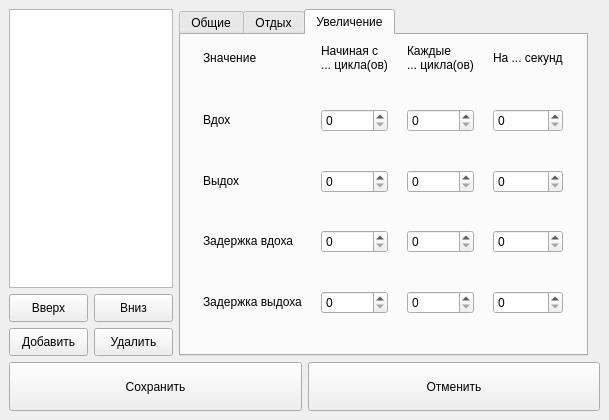
Before: the Qt Designer form src/SettingsWindow/settings.ui in dvarubla/breathe_trainer, drawn with Qt 5.
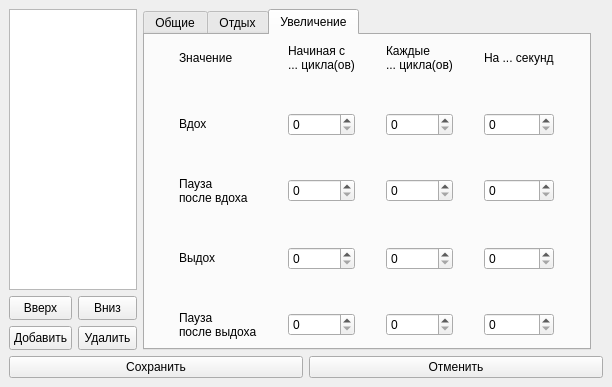
After: the same form once the commit is applied. The open tabs and pages were chosen to show the change. Icons and pictures are not drawn.

Commit message: Better interface

```diff
--- a/src/SettingsWindow/settings.ui
+++ b/src/SettingsWindow/settings.ui
@@ -6,84 +6,62 @@
    <rect>
     <x>0</x>
     <y>0</y>
-    <width>609</width>
-    <height>420</height>
+    <width>612</width>
+    <height>387</height>
    </rect>
   </property>
   <property name="windowTitle">
    <string>Настройки профилей</string>
   </property>
   <widget class="QWidget" name="centralwidget">
-   <layout class="QGridLayout" name="gridLayout" rowstretch="7,1" columnstretch="2,5,0,0">
-    <item row="0" column="3">
-     <layout class="QGridLayout" name="gridLayout_2"/>
-    </item>
-    <item row="1" column="0" colspan="4">
-     <layout class="QHBoxLayout" name="horizontalLayout">
-      <item>
-       <widget class="QPushButton" name="saveButton">
-        <property name="sizePolicy">
-         <sizepolicy hsizetype="Minimum" vsizetype="Minimum">
-          <horstretch>0</horstretch>
-          <verstretch>0</verstretch>
-         </sizepolicy>
-        </property>
-        <property name="toolTip">
-         <string>Сохранить изменения</string>
-        </property>
-        <property name="styleSheet">
-         <string notr="true">text-align:center</string>
-        </property>
-        <property name="text">
-         <string>Сохранить</string>
-        </property>
-        <property name="icon">
-         <iconset resource="../../res/resources.qrc">
-          <normaloff>:/images/save_button.png</normaloff>:/images/save_button.png</iconset>
-        </property>
-        <property name="iconSize">
-         <size>
-          <width>16</width>
-          <height>16</height>
-         </size>
-        </property>
-       </widget>
-      </item>
-      <item>
-       <widget class="QPushButton" name="cancelButton">
-        <property name="sizePolicy">
-         <sizepolicy hsizetype="Minimum" vsizetype="Minimum">
-          <horstretch>0</horstretch>
-          <verstretch>0</verstretch>
-         </sizepolicy>
-        </property>
-        <property name="toolTip">
-         <string>Отменить изменения</string>
-        </property>
-        <property name="styleSheet">
-         <string notr="true">text-align:center</string>
-        </property>
-        <property name="text">
-         <string>Отменить</string>
-        </property>
-        <property name="icon">
-         <iconset resource="../../res/resources.qrc">
-          <normaloff>:/images/cancel_button.png</normaloff>:/images/cancel_button.png</iconset>
-        </property>
-        <property name="iconSize">
-         <size>
-          <width>16</width>
-          <height>16</height>
-         </size>
-        </property>
-       </widget>
-      </item>
-     </layout>
-    </item>
+   <layout class="QGridLayout" name="gridLayout" rowstretch="7,0" columnstretch="2,7,0,0">
     <item row="0" column="0">
-     <layout class="QGridLayout" name="gridLayout_3" rowstretch="10,1,1">
-      <item row="0" column="0" colspan="2">
-       <widget class="QListWidget" name="profilesList"/>
+     <layout class="QGridLayout" name="gridLayout_3" rowstretch="10,0,0">
+      <item row="2" column="0">
+       <widget class="QPushButton" name="addBtn">
+        <property name="sizePolicy">
+         <sizepolicy hsizetype="Minimum" vsizetype="Minimum">
+          <horstretch>0</horstretch>
+          <verstretch>0</verstretch>
+         </sizepolicy>
+        </property>
+        <property name="toolTip">
+         <string>Добавить профиль</string>
+        </property>
+        <property name="styleSheet">
+         <string notr="true">text-align: center; padding: 4px;</string>
+        </property>
+        <property name="text">
+         <string>Добавить</string>
+        </property>
+        <property name="icon">
+         <iconset resource="../../res/resources.qrc">
+          <normaloff>:/images/add_button.png</normaloff>:/images/add_button.png</iconset>
+        </property>
+       </widget>
+      </item>
+      <item row="2" column="1">
+       <widget class="QPushButton" name="deleteButton">
+        <property name="sizePolicy">
+         <sizepolicy hsizetype="Minimum" vsizetype="Minimum">
+          <horstretch>0</horstretch>
+          <verstretch>0</verstretch>
+         </sizepolicy>
+        </property>
+        <property name="toolTip">
+         <string>Удалить профиль</string>
+        </property>
+        <property name="styleSheet">
+         <string notr="true">text-align: center; padding: 4px;</string>
+        </property>
+        <property name="text">
+         <string>Удалить</string>
+        </property>
+        <property name="icon">
+         <iconset resource="../../res/resources.qrc">
+          <normaloff>:/images/delete_button.png</normaloff>:/images/delete_button.png</iconset>
+        </property>
+       </widget>
       </item>
       <item row="1" column="0">
        <widget class="QPushButton" name="moveUpBtn">
@@ -131,8 +109,15 @@
         </property>
        </widget>
       </item>
-      <item row="2" column="1">
-       <widget class="QPushButton" name="deleteButton">
+      <item row="0" column="0" colspan="2">
+       <widget class="QListWidget" name="profilesList"/>
+      </item>
+     </layout>
+    </item>
+    <item row="1" column="0" colspan="4">
+     <layout class="QHBoxLayout" name="horizontalLayout">
+      <item>
+       <widget class="QPushButton" name="saveButton">
         <property name="sizePolicy">
          <sizepolicy hsizetype="Minimum" vsizetype="Minimum">
           <horstretch>0</horstretch>
@@ -143,19 +128,25 @@
          <string>Удалить профиль</string>
         </property>
         <property name="styleSheet">
-         <string notr="true">text-align: center; padding: 4px;</string>
+         <string notr="true">text-align:center</string>
         </property>
         <property name="text">
-         <string>Удалить</string>
+         <string>Сохранить</string>
         </property>
         <property name="icon">
          <iconset resource="../../res/resources.qrc">
-          <normaloff>:/images/delete_button.png</normaloff>:/images/delete_button.png</iconset>
+          <normaloff>:/images/save_button.png</normaloff>:/images/save_button.png</iconset>
+        </property>
+        <property name="iconSize">
+         <size>
+          <width>16</width>
+          <height>16</height>
+         </size>
         </property>
        </widget>
       </item>
-      <item row="2" column="0">
-       <widget class="QPushButton" name="addBtn">
+      <item>
+       <widget class="QPushButton" name="cancelButton">
         <property name="sizePolicy">
          <sizepolicy hsizetype="Minimum" vsizetype="Minimum">
           <horstretch>0</horstretch>
@@ -166,14 +157,20 @@
          <string>Добавить профиль</string>
         </property>
         <property name="styleSheet">
-         <string notr="true">text-align: center; padding: 4px;</string>
+         <string notr="true">text-align:center</string>
         </property>
         <property name="text">
-         <string>Добавить</string>
+         <string>Отменить</string>
         </property>
         <property name="icon">
          <iconset resource="../../res/resources.qrc">
-          <normaloff>:/images/add_button.png</normaloff>:/images/add_button.png</iconset>
+          <normaloff>:/images/cancel_button.png</normaloff>:/images/cancel_button.png</iconset>
+        </property>
+        <property name="iconSize">
+         <size>
+          <width>16</width>
+          <height>16</height>
+         </size>
         </property>
        </widget>
       </item>
@@ -487,223 +484,8 @@
        <attribute name="title">
         <string>Увеличение</string>
        </attribute>
-       <layout class="QGridLayout" name="gridLayout_5">
-        <item row="5" column="0">
-         <spacer name="verticalSpacer_3">
-          <property name="orientation">
-           <enum>Qt::Vertical</enum>
-          </property>
-          <property name="sizeHint" stdset="0">
-           <size>
-            <width>20</width>
-            <height>40</height>
-           </size>
-          </property>
-         </spacer>
-        </item>
-        <item row="7" column="0">
-         <spacer name="verticalSpacer_4">
-          <property name="orientation">
-           <enum>Qt::Vertical</enum>
-          </property>
-          <property name="sizeHint" stdset="0">
-           <size>
-            <width>20</width>
-            <height>40</height>
-           </size>
-          </property>
-         </spacer>
-        </item>
-        <item row="8" column="3">
-         <widget class="QSpinBox" name="exhalePauseDeltaEdit">
-          <property name="sizePolicy">
-           <sizepolicy hsizetype="Minimum" vsizetype="Fixed">
-            <horstretch>0</horstretch>
-            <verstretch>0</verstretch>
-           </sizepolicy>
-          </property>
-          <property name="toolTip">
-           <string>На сколько секунд увеличивать паузу после выдоха</string>
-          </property>
-          <property name="maximum">
-           <number>999</number>
-          </property>
-         </widget>
-        </item>
-        <item row="4" column="2">
-         <widget class="QSpinBox" name="exhaleEveryEdit">
-          <property name="sizePolicy">
-           <sizepolicy hsizetype="Minimum" vsizetype="Fixed">
-            <horstretch>0</horstretch>
-            <verstretch>0</verstretch>
-           </sizepolicy>
-          </property>
-          <property name="toolTip">
-           <string>Периодичность увеличения для выдоха</string>
-          </property>
-          <property name="maximum">
-           <number>999</number>
-          </property>
-         </widget>
-        </item>
-        <item row="4" column="3">
-         <widget class="QSpinBox" name="exhaleDeltaEdit">
-          <property name="sizePolicy">
-           <sizepolicy hsizetype="Minimum" vsizetype="Fixed">
-            <horstretch>0</horstretch>
-            <verstretch>0</verstretch>
-           </sizepolicy>
-          </property>
-          <property name="toolTip">
-           <string>На сколько секунд увеличивать выдох</string>
-          </property>
-          <property name="maximum">
-           <number>999</number>
-          </property>
-         </widget>
-        </item>
-        <item row="6" column="0">
-         <widget class="QLabel" name="label_11">
-          <property name="sizePolicy">
-           <sizepolicy hsizetype="Preferred" vsizetype="Fixed">
-            <horstretch>0</horstretch>
-            <verstretch>0</verstretch>
-           </sizepolicy>
-          </property>
-          <property name="text">
-           <string>Задержка вдоха</string>
-          </property>
-         </widget>
-        </item>
-        <item row="6" column="1">
-         <widget class="QSpinBox" name="inhalePauseBeginEdit">
-          <property name="sizePolicy">
-           <sizepolicy hsizetype="Minimum" vsizetype="Fixed">
-            <horstretch>0</horstretch>
-            <verstretch>0</verstretch>
-           </sizepolicy>
-          </property>
-          <property name="toolTip">
-           <string>Начиная с какого цикла увеличивать паузу после вдоха</string>
-          </property>
-          <property name="maximum">
-           <number>999</number>
-          </property>
-          <property name="value">
-           <number>0</number>
-          </property>
-         </widget>
-        </item>
-        <item row="6" column="2">
-         <widget class="QSpinBox" name="inhalePauseEveryEdit">
-          <property name="sizePolicy">
-           <sizepolicy hsizetype="Minimum" vsizetype="Fixed">
-            <horstretch>0</horstretch>
-            <verstretch>0</verstretch>
-           </sizepolicy>
-          </property>
-          <property name="toolTip">
-           <string>Периодичность увеличения для паузы после вдоха</string>
-          </property>
-          <property name="maximum">
-           <number>999</number>
-          </property>
-         </widget>
-        </item>
-        <item row="6" column="3">
-         <widget class="QSpinBox" name="inhalePauseDeltaEdit">
-          <property name="sizePolicy">
-           <sizepolicy hsizetype="Minimum" vsizetype="Fixed">
-            <horstretch>0</horstretch>
-            <verstretch>0</verstretch>
-           </sizepolicy>
-          </property>
-          <property name="toolTip">
-           <string>На сколько секунд увеличивать паузу после вдоха</string>
-          </property>
-          <property name="maximum">
-           <number>999</number>
-          </property>
-         </widget>
-        </item>
-        <item row="8" column="0">
-         <widget class="QLabel" name="label_12">
-          <property name="sizePolicy">
-           <sizepolicy hsizetype="Preferred" vsizetype="Fixed">
-            <horstretch>0</horstretch>
-            <verstretch>0</verstretch>
-           </sizepolicy>
-          </property>
-          <property name="text">
-           <string>Задержка выдоха</string>
-          </property>
-         </widget>
-        </item>
-        <item row="8" column="1">
-         <widget class="QSpinBox" name="exhalePauseBeginEdit">
-          <property name="sizePolicy">
-           <sizepolicy hsizetype="Minimum" vsizetype="Fixed">
-            <horstretch>0</horstretch>
-            <verstretch>0</verstretch>
-           </sizepolicy>
-          </property>
-          <property name="toolTip">
-           <string>Начиная с какого цикла увеличивать паузу после выдоха</string>
-          </property>
-          <property name="maximum">
-           <number>999</number>
-          </property>
-          <property name="value">
-           <number>0</number>
-          </property>
-         </widget>
-        </item>
-        <item row="8" column="2">
-         <widget class="QSpinBox" name="exhalePauseEveryEdit">
-          <property name="sizePolicy">
-           <sizepolicy hsizetype="Minimum" vsizetype="Fixed">
-            <horstretch>0</horstretch>
-            <verstretch>0</verstretch>
-           </sizepolicy>
-          </property>
-          <property name="toolTip">
-           <string>Периодичность увеличения для паузы после выдоха</string>
-          </property>
-          <property name="maximum">
-           <number>999</number>
-          </property>
-         </widget>
-        </item>
-        <item row="0" column="3">
-         <widget class="QLabel" name="label_8">
-          <property name="enabled">
-           <bool>true</bool>
-          </property>
-          <property name="sizePolicy">
-           <sizepolicy hsizetype="Fixed" vsizetype="Fixed">
-            <horstretch>0</horstretch>
-            <verstretch>0</verstretch>
-           </sizepolicy>
-          </property>
-          <property name="text">
-           <string>На ... секунд</string>
-          </property>
-         </widget>
-        </item>
-        <item row="1" column="0">
-         <spacer name="verticalSpacer">
-          <property name="orientation">
-           <enum>Qt::Vertical</enum>
-          </property>
-          <property name="sizeHint" stdset="0">
-           <size>
-            <width>20</width>
-            <height>40</height>
-           </size>
-          </property>
-         </spacer>
-        </item>
-        <item row="2" column="0">
+       <layout class="QGridLayout" name="gridLayout_2">
+        <item row="2" column="1">
          <widget class="QLabel" name="label_6">
           <property name="sizePolicy">
            <sizepolicy hsizetype="Preferred" vsizetype="Fixed">
@@ -716,7 +498,7 @@
           </property>
          </widget>
         </item>
-        <item row="2" column="1">
+        <item row="2" column="2">
          <widget class="QSpinBox" name="inhaleBeginEdit">
           <property name="sizePolicy">
            <sizepolicy hsizetype="Minimum" vsizetype="Fixed">
@@ -735,23 +517,7 @@
           </property>
          </widget>
         </item>
-        <item row="2" column="2">
-         <widget class="QSpinBox" name="inhaleEveryEdit">
-          <property name="sizePolicy">
-           <sizepolicy hsizetype="Minimum" vsizetype="Fixed">
-            <horstretch>0</horstretch>
-            <verstretch>0</verstretch>
-           </sizepolicy>
-          </property>
-          <property name="toolTip">
-           <string>Периодичность увеличения для вдоха</string>
-          </property>
-          <property name="maximum">
-           <number>999</number>
-          </property>
-         </widget>
-        </item>
-        <item row="2" column="3">
+        <item row="2" column="4">
          <widget class="QSpinBox" name="inhaleDeltaEdit">
           <property name="sizePolicy">
            <sizepolicy hsizetype="Minimum" vsizetype="Fixed">
@@ -767,33 +533,7 @@
           </property>
          </widget>
         </item>
-        <item row="3" column="0">
-         <spacer name="verticalSpacer_2">
-          <property name="orientation">
-           <enum>Qt::Vertical</enum>
-          </property>
-          <property name="sizeHint" stdset="0">
-           <size>
-            <width>20</width>
-            <height>40</height>
-           </size>
-          </property>
-         </spacer>
-        </item>
-        <item row="4" column="0">
-         <widget class="QLabel" name="label_10">
-          <property name="sizePolicy">
-           <sizepolicy hsizetype="Preferred" vsizetype="Fixed">
-            <horstretch>0</horstretch>
-            <verstretch>0</verstretch>
-           </sizepolicy>
-          </property>
-          <property name="text">
-           <string>Выдох</string>
-          </property>
-         </widget>
-        </item>
-        <item row="4" column="1">
+        <item row="8" column="2">
          <widget class="QSpinBox" name="exhaleBeginEdit">
           <property name="sizePolicy">
            <sizepolicy hsizetype="Minimum" vsizetype="Fixed">
@@ -812,24 +552,69 @@
           </property>
          </widget>
         </item>
+        <item row="10" column="3">
+         <widget class="QSpinBox" name="exhalePauseEveryEdit">
+          <property name="sizePolicy">
+           <sizepolicy hsizetype="Minimum" vsizetype="Fixed">
+            <horstretch>0</horstretch>
+            <verstretch>0</verstretch>
+           </sizepolicy>
+          </property>
+          <property name="toolTip">
+           <string>Периодичность увеличения для паузы после выдоха</string>
+          </property>
+          <property name="maximum">
+           <number>999</number>
+          </property>
+         </widget>
+        </item>
+        <item row="1" column="1">
+         <spacer name="verticalSpacer">
+          <property name="orientation">
+           <enum>Qt::Vertical</enum>
+          </property>
+          <property name="sizeHint" stdset="0">
+           <size>
+            <width>20</width>
+            <height>40</height>
+           </size>
+          </property>
+         </spacer>
+        </item>
+        <item row="10" column="1">
+         <widget class="QLabel" name="label_12">
+          <property name="sizePolicy">
+           <sizepolicy hsizetype="Preferred" vsizetype="Fixed">
+            <horstretch>0</horstretch>
+            <verstretch>0</verstretch>
+           </sizepolicy>
+          </property>
+          <property name="text">
+           <string>Пауза
+после выдоха</string>
+          </property>
+         </widget>
+        </item>
+        <item row="10" column="2">
+         <widget class="QSpinBox" name="exhalePauseBeginEdit">
+          <property name="sizePolicy">
+           <sizepolicy hsizetype="Minimum" vsizetype="Fixed">
+            <horstretch>0</horstretch>
+            <verstretch>0</verstretch>
+           </sizepolicy>
+          </property>
+          <property name="toolTip">
+           <string>Начиная с какого цикла увеличивать паузу после выдоха</string>
+          </property>
+          <property name="maximum">
+           <number>999</number>
+          </property>
+          <property name="value">
+           <number>0</number>
+          </property>
+         </widget>
+        </item>
         <item row="0" column="2">
-         <widget class="QLabel" name="label_7">
-          <property name="enabled">
-           <bool>true</bool>
-          </property>
-          <property name="sizePolicy">
-           <sizepolicy hsizetype="Fixed" vsizetype="Fixed">
-            <horstretch>0</horstretch>
-            <verstretch>0</verstretch>
-           </sizepolicy>
-          </property>
-          <property name="text">
-           <string>Каждые 
-... цикла(ов)</string>
-          </property>
-         </widget>
-        </item>
-        <item row="0" column="1">
          <widget class="QLabel" name="label_5">
           <property name="enabled">
            <bool>true</bool>
@@ -846,8 +631,56 @@
           </property>
          </widget>
         </item>
-        <item row="9" column="0">
-         <spacer name="verticalSpacer_5">
+        <item row="4" column="4">
+         <widget class="QSpinBox" name="inhalePauseDeltaEdit">
+          <property name="sizePolicy">
+           <sizepolicy hsizetype="Minimum" vsizetype="Fixed">
+            <horstretch>0</horstretch>
+            <verstretch>0</verstretch>
+           </sizepolicy>
+          </property>
+          <property name="toolTip">
+           <string>На сколько секунд увеличивать паузу после вдоха</string>
+          </property>
+          <property name="maximum">
+           <number>999</number>
+          </property>
+         </widget>
+        </item>
+        <item row="10" column="4">
+         <widget class="QSpinBox" name="exhalePauseDeltaEdit">
+          <property name="sizePolicy">
+           <sizepolicy hsizetype="Minimum" vsizetype="Fixed">
+            <horstretch>0</horstretch>
+            <verstretch>0</verstretch>
+           </sizepolicy>
+          </property>
+          <property name="toolTip">
+           <string>На сколько секунд увеличивать паузу после выдоха</string>
+          </property>
+          <property name="maximum">
+           <number>999</number>
+          </property>
+         </widget>
+        </item>
+        <item row="2" column="3">
+         <widget class="QSpinBox" name="inhaleEveryEdit">
+          <property name="sizePolicy">
+           <sizepolicy hsizetype="Minimum" vsizetype="Fixed">
+            <horstretch>0</horstretch>
+            <verstretch>0</verstretch>
+           </sizepolicy>
+          </property>
+          <property name="toolTip">
+           <string>Периодичность увеличения для вдоха</string>
+          </property>
+          <property name="maximum">
+           <number>999</number>
+          </property>
+         </widget>
+        </item>
+        <item row="3" column="1">
+         <spacer name="verticalSpacer_2">
           <property name="orientation">
            <enum>Qt::Vertical</enum>
           </property>
@@ -859,7 +692,82 @@
           </property>
          </spacer>
         </item>
-        <item row="0" column="0">
+        <item row="4" column="3">
+         <widget class="QSpinBox" name="inhalePauseEveryEdit">
+          <property name="sizePolicy">
+           <sizepolicy hsizetype="Minimum" vsizetype="Fixed">
+            <horstretch>0</horstretch>
+            <verstretch>0</verstretch>
+           </sizepolicy>
+          </property>
+          <property name="toolTip">
+           <string>Периодичность увеличения для паузы после вдоха</string>
+          </property>
+          <property name="maximum">
+           <number>999</number>
+          </property>
+         </widget>
+        </item>
+        <item row="8" column="1">
+         <widget class="QLabel" name="label_10">
+          <property name="sizePolicy">
+           <sizepolicy hsizetype="Preferred" vsizetype="Fixed">
+            <horstretch>0</horstretch>
+            <verstretch>0</verstretch>
+           </sizepolicy>
+          </property>
+          <property name="text">
+           <string>Выдох</string>
+          </property>
+         </widget>
+        </item>
+        <item row="4" column="1">
+         <widget class="QLabel" name="label_11">
+          <property name="sizePolicy">
+           <sizepolicy hsizetype="Preferred" vsizetype="Fixed">
+            <horstretch>0</horstretch>
+            <verstretch>0</verstretch>
+           </sizepolicy>
+          </property>
+          <property name="text">
+           <string>Пауза
+после вдоха</string>
+          </property>
+         </widget>
+        </item>
+        <item row="0" column="4">
+         <widget class="QLabel" name="label_8">
+          <property name="enabled">
+           <bool>true</bool>
+          </property>
+          <property name="sizePolicy">
+           <sizepolicy hsizetype="Fixed" vsizetype="Fixed">
+            <horstretch>0</horstretch>
+            <verstretch>0</verstretch>
+           </sizepolicy>
+          </property>
+          <property name="text">
+           <string>На ... секунд</string>
+          </property>
+         </widget>
+        </item>
+        <item row="8" column="3">
+         <widget class="QSpinBox" name="exhaleEveryEdit">
+          <property name="sizePolicy">
+           <sizepolicy hsizetype="Minimum" vsizetype="Fixed">
+            <horstretch>0</horstretch>
+            <verstretch>0</verstretch>
+           </sizepolicy>
+          </property>
+          <property name="toolTip">
+           <string>Периодичность увеличения для выдоха</string>
+          </property>
+          <property name="maximum">
+           <number>999</number>
+          </property>
+         </widget>
+        </item>
+        <item row="0" column="1">
          <widget class="QLabel" name="label_9">
           <property name="enabled">
            <bool>true</bool>
@@ -875,6 +783,84 @@
           </property>
          </widget>
         </item>
+        <item row="0" column="3">
+         <widget class="QLabel" name="label_7">
+          <property name="enabled">
+           <bool>true</bool>
+          </property>
+          <property name="sizePolicy">
+           <sizepolicy hsizetype="Fixed" vsizetype="Fixed">
+            <horstretch>0</horstretch>
+            <verstretch>0</verstretch>
+           </sizepolicy>
+          </property>
+          <property name="text">
+           <string>Каждые 
+... цикла(ов)</string>
+          </property>
+         </widget>
+        </item>
+        <item row="4" column="2">
+         <widget class="QSpinBox" name="inhalePauseBeginEdit">
+          <property name="sizePolicy">
+           <sizepolicy hsizetype="Minimum" vsizetype="Fixed">
+            <horstretch>0</horstretch>
+            <verstretch>0</verstretch>
+           </sizepolicy>
+          </property>
+          <property name="toolTip">
+           <string>Начиная с какого цикла увеличивать паузу после вдоха</string>
+          </property>
+          <property name="maximum">
+           <number>999</number>
+          </property>
+          <property name="value">
+           <number>0</number>
+          </property>
+         </widget>
+        </item>
+        <item row="8" column="4">
+         <widget class="QSpinBox" name="exhaleDeltaEdit">
+          <property name="sizePolicy">
+           <sizepolicy hsizetype="Minimum" vsizetype="Fixed">
+            <horstretch>0</horstretch>
+            <verstretch>0</verstretch>
+           </sizepolicy>
+          </property>
+          <property name="toolTip">
+           <string>На сколько секунд увеличивать выдох</string>
+          </property>
+          <property name="maximum">
+           <number>999</number>
+          </property>
+         </widget>
+        </item>
+        <item row="7" column="1">
+         <spacer name="verticalSpacer_3">
+          <property name="orientation">
+           <enum>Qt::Vertical</enum>
+          </property>
+          <property name="sizeHint" stdset="0">
+           <size>
+            <width>20</width>
+            <height>40</height>
+           </size>
+          </property>
+         </spacer>
+        </item>
+        <item row="9" column="1">
+         <spacer name="verticalSpacer_4">
+          <property name="orientation">
+           <enum>Qt::Vertical</enum>
+          </property>
+          <property name="sizeHint" stdset="0">
+           <size>
+            <width>20</width>
+            <height>40</height>
+           </size>
+          </property>
+         </spacer>
+        </item>
        </layout>
       </widget>
      </widget>
```
Left out of the diff: 162 changed lines with no effect on the pictures.
